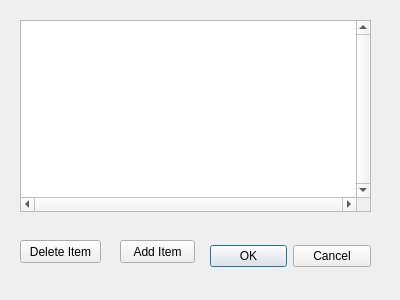
Old version of the form UAVRouter/child_tv.ui in the repository guangmushikong/UAVRouter.
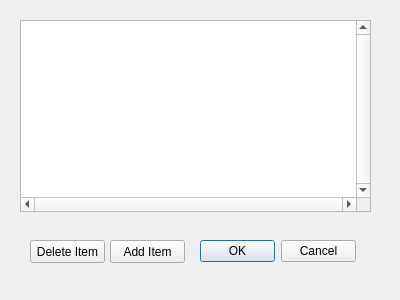
New version of the form.

Commit message:
fix bug and adjust button's appearance
fixe a bug of inconsistency of main window and child dialog and adjust
the button's appearance

What changed in the file:
```diff
--- a/UAVRouter/child_tv.ui
+++ b/UAVRouter/child_tv.ui
@@ -19,10 +19,10 @@
   <widget class="QDialogButtonBox" name="buttonBox">
    <property name="geometry">
     <rect>
-     <x>210</x>
+     <x>200</x>
      <y>240</y>
-     <width>161</width>
-     <height>32</height>
+     <width>156</width>
+     <height>23</height>
     </rect>
    </property>
    <property name="orientation">
@@ -57,9 +57,9 @@
   <widget class="QPushButton" name="pushButton">
    <property name="geometry">
     <rect>
-     <x>20</x>
+     <x>30</x>
      <y>240</y>
-     <width>81</width>
+     <width>75</width>
      <height>23</height>
     </rect>
    </property>
@@ -70,7 +70,7 @@
   <widget class="QPushButton" name="pushButton_2">
    <property name="geometry">
     <rect>
-     <x>120</x>
+     <x>110</x>
      <y>240</y>
      <width>75</width>
      <height>23</height>
```
The commit also changes 2 other files.
